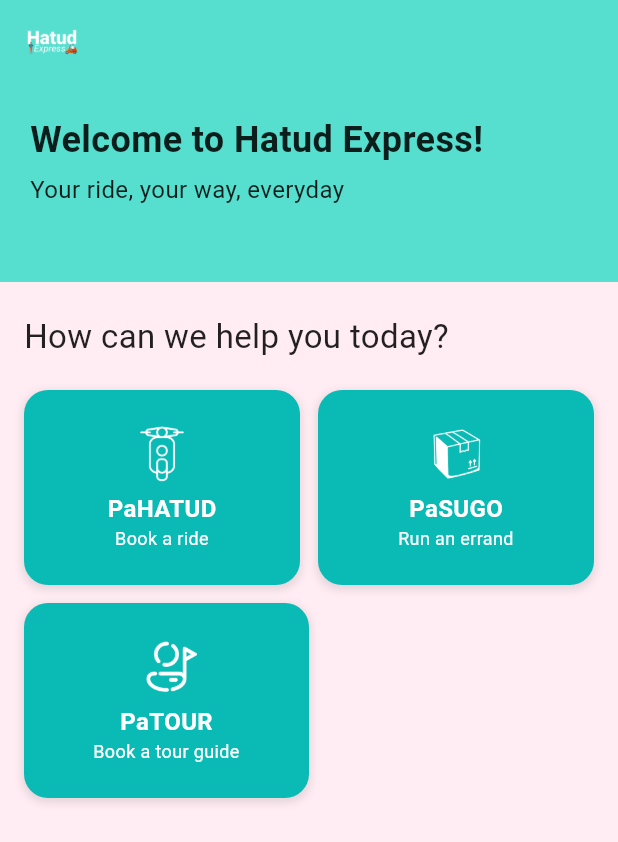
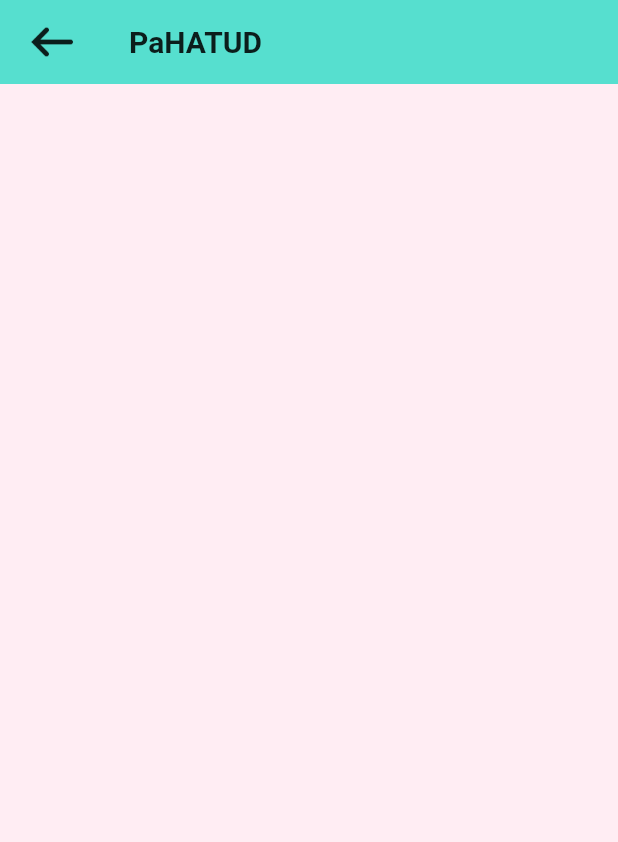
Before and after one commit to dummbroke/hatud_express_passenger, a Flutter app: the DashboardScreen screen opened directly, after a tap on "PaHATUD", on a phone screen of 412 x 824 dp. Shown: the top 842 px of the screen. Run offline on Flutter 3.47's test engine with Material 3 defaults, Android fonts, the phone set to English and light mode, and no system bars; our stand-ins replace pinput.

Commit message:
Added the UI of Dashboard Screen Functions and the 3 pages for the Dashboard Options, Hatud, Sugo, And Tour

```diff
--- a/lib/main.dart
+++ b/lib/main.dart
@@ -1,6 +1,5 @@
 import 'package:flutter/material.dart';
 import 'package:hatud_express_passenger/theme/theme.dart';
-import 'package:hatud_express_passenger/ui/navigation/dashboard_screen.dart';
 import 'ui/auth/signup_screen.dart';
 
 void main() => runApp(const MyApp());
--- a/lib/ui/auth/sms_verification_screen.dart
+++ b/lib/ui/auth/sms_verification_screen.dart
@@ -73,7 +73,7 @@ class _SmsVerificationScreenState extends State<SmsVerificationScreen> {
               length: 6,
               defaultPinTheme: defaultPinTheme,
               onCompleted: (pin) {
-                print("Completed " + pin);
+                print("Completed $pin");
                 //TODO: verify otp
               },
             ),
--- /dev/null
+++ b/lib/ui/dashboard/hatud_screen.dart
@@ -0,0 +1,43 @@
+import 'package:flutter/material.dart';
+
+import '../../theme/theme.dart';
+
+class HatudScreen extends StatefulWidget {
+  const HatudScreen({super.key});
+  @override
+  State<HatudScreen> createState() => _HatudScreenState();
+}
+
+class _HatudScreenState extends State<HatudScreen> {
+  String selectVehicleType = 'MotoTaxi';
+  String pickupLocation = '';
+  String destinationLocation = '';
+  bool isLoadingLocation = false;
+
+  @override
+  Widget build(BuildContext context) {
+    return Scaffold(
+      appBar: AppBar(
+        backgroundColor: AppColors.secondary,
+        elevation: 0,
+        automaticallyImplyLeading: false,
+        leadingWidth: 70,
+        leading: IconButton(
+            onPressed: () {
+              Navigator.of(context).pop();
+            },
+            icon: Image.asset('assets/icons/ic_back.png',
+            color: AppColors.dark,
+            ),
+        ),
+        title: const Text('PaHATUD',
+        style: TextStyle(
+          fontSize: 20,
+          fontWeight: FontWeight.bold,
+          color: AppColors.dark,
+        ),
+        ),
+      ),
+    );
+  }
+}
--- a/lib/ui/navigation/dashboard_screen.dart
+++ b/lib/ui/navigation/dashboard_screen.dart
@@ -1,6 +1,9 @@
 import 'package:flutter/material.dart';
+import 'package:hatud_express_passenger/ui/dashboard/hatud_screen.dart';
+import 'package:hatud_express_passenger/ui/dashboard/sugo_screen.dart';
 
 import '../../theme/theme.dart';
+import '../dashboard/tour_screen.dart';
 
 class DashboardScreen extends StatelessWidget {
   const DashboardScreen({super.key});
@@ -84,11 +87,13 @@ class DashboardScreen extends StatelessWidget {
                             title:'PaHATUD',
                             subtitle:'Book a ride',
                             onTap: () {
-                              //TODO: Navigate to the next screen
+                              Navigator.push(context,
+                                MaterialPageRoute(builder: (context) => const HatudScreen(),
+                                ),
+                              );
                             },
                           ),
                         ),
-
                         const SizedBox(width: 12),
                         Expanded(
                             child: _ServiceCard(
@@ -96,7 +101,10 @@ class DashboardScreen extends StatelessWidget {
                               title:'PaSUGO',
                               subtitle:'Run an errand',
                               onTap: () {
-                                // TODO: Navigate to the next screen
+                                Navigator.push(context,
+                                  MaterialPageRoute(builder: (context) => const SugoScreen(),
+                                  ),
+                                );
                             },
                           ),
                         ),
@@ -111,6 +119,10 @@ class DashboardScreen extends StatelessWidget {
                                 title: 'PaTOUR',
                                 subtitle: 'Book a tour guide',
                                 onTap:() {
+                                  Navigator.push(context,
+                                    MaterialPageRoute(builder: (context) => const TourScreen(),
+                                    ),
+                                  );
                           },
                          ),
                         ),
```
Also changed, not shown: lib/ui/dashboard/sugo_screen.dart (added, +43 -0 lines), lib/ui/dashboard/tour_screen.dart (added, +43 -0 lines), 1 other file. Lines whose indentation alone changed are shown as unchanged.
